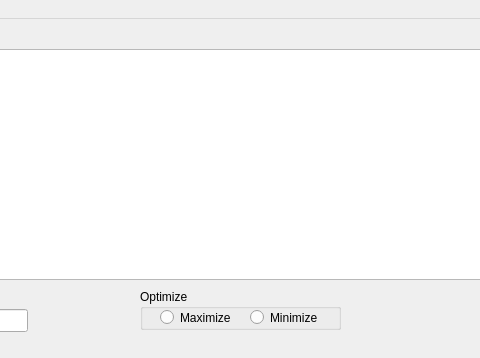
Old version of the form BCMModified/problemwindow.ui in the repository Averios/BCMModified; both pictures show x 120 to 600 and y 0 to 358 of the 753 by 358 pixel window.
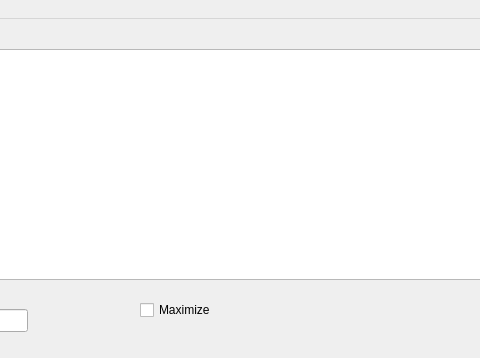
New version of the form.

What changed in the file:
```diff
--- a/BCMModified/problemwindow.ui
+++ b/BCMModified/problemwindow.ui
@@ -63,43 +63,17 @@
      </rect>
     </property>
    </widget>
-   <widget class="QRadioButton" name="option1">
-    <property name="geometry">
-     <rect>
-      <x>280</x>
-      <y>290</y>
-      <width>82</width>
-      <height>17</height>
-     </rect>
-    </property>
-    <property name="text">
-     <string>Maximize</string>
-    </property>
-   </widget>
-   <widget class="QRadioButton" name="option2">
-    <property name="geometry">
-     <rect>
-      <x>370</x>
-      <y>290</y>
-      <width>82</width>
-      <height>17</height>
-     </rect>
-    </property>
-    <property name="text">
-     <string>Minimize</string>
-    </property>
-   </widget>
-   <widget class="QGroupBox" name="groupBox">
+   <widget class="QCheckBox" name="option1">
     <property name="geometry">
      <rect>
       <x>260</x>
-      <y>270</y>
-      <width>201</width>
-      <height>41</height>
+      <y>280</y>
+      <width>121</width>
+      <height>22</height>
      </rect>
     </property>
-    <property name="title">
-     <string>Optimize</string>
+    <property name="text">
+     <string>Maximize</string>
     </property>
    </widget>
   </widget>
```
Left out of the diff: 2 changed lines with no effect on the pictures.
